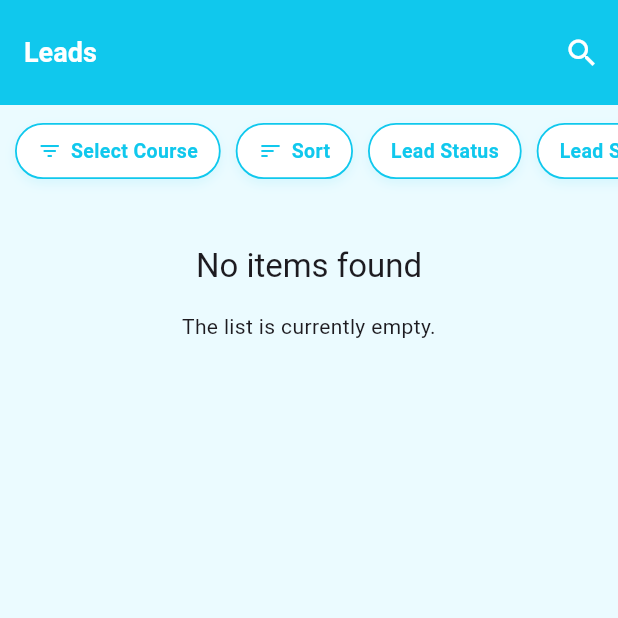
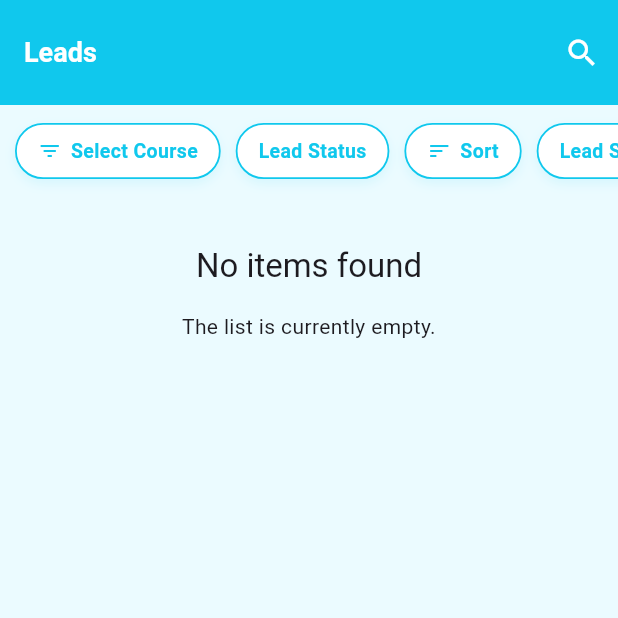
Before and after one commit to mohamed-sajidh/LeadManager, a Flutter app: the LeadPage screen opened directly, after a tap on "Lead Status", on a phone screen of 412 x 824 dp, the top half of it. Run offline on Flutter 3.47's test engine with Material 3 defaults, Android fonts, the light colour scheme and no system bars; drawn by our look-alikes of infinite_scroll_pagination; our stand-ins replace dio, flash, flutter_dotenv, flutter_secure_storage, loading_animation_widget, package_info_plus; accounts and stored records are empty; network calls fail.

Commit message:
lead status filter fully completed

```diff
--- a/lib/view_models/lead_view_model.dart
+++ b/lib/view_models/lead_view_model.dart
@@ -18,7 +18,7 @@ class LeadViewModel extends ChangeNotifier {
   LeadDetailsModel? singleLeadItem;
   int? selectedCourseId;
   String? searchQuery;
-  String? selectedStatus;
+  int? selectedStatus;
   String? selectedSource;
   List<LeadModel> _filteredLeads = [];
   List<LeadModel> get filteredLeads => _filteredLeads;
@@ -40,8 +40,8 @@ class LeadViewModel extends ChangeNotifier {
     if (searchQuery != null && searchQuery!.isNotEmpty) {
       queryParams['search'] = searchQuery!;
     }
-    if (selectedStatus != null && selectedStatus!.isNotEmpty) {
-      queryParams['status'] = selectedStatus!;
+    if (selectedStatus != null) {
+      queryParams['lead_status'] = selectedStatus.toString();
     }
     if (selectedSource != null && selectedSource!.isNotEmpty) {
       queryParams['source'] = selectedSource!;
@@ -61,7 +61,7 @@ class LeadViewModel extends ChangeNotifier {
   void updateFilters({
     int? course,
     String? search,
-    String? status,
+    int? status,
     String? source,
   }) {
     selectedCourseId = course;
@@ -141,7 +141,7 @@ class LeadViewModel extends ChangeNotifier {
         queryParams['search'] = search.trim();
       }
       if (status != null && status.trim().isNotEmpty) {
-        queryParams['status'] = status.trim();
+        queryParams['lead_status'] = status.trim();
       }
 
       if (source != null && source.trim().isNotEmpty) {
@@ -166,21 +166,29 @@ class LeadViewModel extends ChangeNotifier {
     try {
       final Map<String, String> queryParams = {};
 
+      // Add filters if available
       if (selectedCourseId != null) {
         queryParams['course'] = selectedCourseId.toString();
       }
+      if (selectedStatus != null) {
+        queryParams['lead_status'] = selectedStatus.toString();
+      }
+      if (searchQuery != null && searchQuery!.isNotEmpty) {
+        queryParams['search'] = searchQuery!;
+      }
+      if (selectedSource != null && selectedSource!.isNotEmpty) {
+        queryParams['source'] = selectedSource!;
+      }
 
-      // 🔥 Only include page when no filters applied
+      // Only include page if no filters are applied
       final isFiltering = selectedCourseId != null ||
-          searchQuery != null && searchQuery!.isNotEmpty ||
-          selectedStatus != null && selectedStatus!.isNotEmpty ||
-          selectedSource != null && selectedSource!.isNotEmpty;
+          (searchQuery != null && searchQuery!.isNotEmpty) ||
+          selectedStatus != null ||
+          (selectedSource != null && selectedSource!.isNotEmpty);
 
       if (!isFiltering) {
         queryParams['page'] = page.toString();
       }
-
-      print("params => $queryParams");
 
       final repo = LeadRepository();
       final result = await repo.getPaginatedLeads(queryParams);
@@ -194,7 +202,7 @@ class LeadViewModel extends ChangeNotifier {
   bool get isFiltering =>
       selectedCourseId != null ||
       (searchQuery != null && searchQuery!.isNotEmpty) ||
-      (selectedStatus != null && selectedStatus!.isNotEmpty) ||
+      selectedStatus != null ||
       (selectedSource != null && selectedSource!.isNotEmpty);
 
   Future<List<StatusModel>> getAllStatus() async {
--- a/lib/views/lead/lead_page.dart
+++ b/lib/views/lead/lead_page.dart
@@ -7,6 +7,7 @@ import 'package:lead_manager/views/lead/widgets/build_widgets.dart';
 import 'package:lead_manager/views/lead/widgets/course_bottom_sheet.dart';
 import 'package:lead_manager/views/lead/widgets/lead_search.dart';
 import 'package:lead_manager/views/lead/widgets/single_lead_card.dart';
+import 'package:lead_manager/views/lead/widgets/status_bottom_sheet.dart';
 import 'package:lead_manager/widgets/custom_loader.dart';
 import 'package:provider/provider.dart';
 
@@ -104,7 +105,30 @@ class _LeadPageState extends State<LeadPage> {
                               await showLeadCourseBottomSheet(context);
                           if (selectedCourse != null) {
                             provider.updateFilters(
-                                course: selectedCourse.courseId);
+                              course: selectedCourse.courseId,
+                              status: provider.selectedStatus,
+                            );
+                            await provider.fetchAndSetFilteredLeads();
+                          }
+                        }
+                      },
+                    ),
+                    buildFilterButton(
+                      label: "Lead Status",
+                      onTap: () async {
+                        await provider.getAllStatus();
+                        if (provider.getStatusLoader) {
+                          const AppLoadingIndicator();
+                        } else {
+                          if (!context.mounted) return;
+
+                          final selectedStatus =
+                              await showLeadStatusBottomSheet(context);
+                          if (selectedStatus != null) {
+                            provider.updateFilters(
+                              status: selectedStatus.statusId,
+                              course: provider.selectedCourseId,
+                            );
                             await provider.fetchAndSetFilteredLeads();
                           }
                         }
@@ -112,7 +136,6 @@ class _LeadPageState extends State<LeadPage> {
                     ),
                     buildFilterButton(
                         label: "Sort", icon: Icons.sort, onTap: () {}),
-                    buildFilterButton(label: "Lead Status", onTap: () {}),
                     buildFilterButton(label: "Lead Source", onTap: () {}),
                   ],
                 );
--- a/lib/views/lead/widgets/build_widgets.dart
+++ b/lib/views/lead/widgets/build_widgets.dart
@@ -139,7 +139,6 @@ Widget buildFilterButton({
 }) {
   return GestureDetector(
     onTap: onTap,
-    // borderRadius: BorderRadius.circular(30),
     child: Container(
       margin: const EdgeInsets.only(right: 10),
       padding: const EdgeInsets.symmetric(horizontal: 14, vertical: 8),
@@ -163,7 +162,7 @@ Widget buildFilterButton({
           ],
           Text(
             label,
-            style: TextStyle(
+            style: const TextStyle(
               color: AppColors.primaryColor,
               fontSize: 13,
               fontWeight: FontWeight.w600,
```
Also changed, not shown: lib/data/api/lead_api_services.dart (+5 -2 lines), lib/views/lead/widgets/status_bottom_sheet.dart (renamed from lib/views/lead/widgets/course_bottom_sheet.dart, +10 -10 lines).
